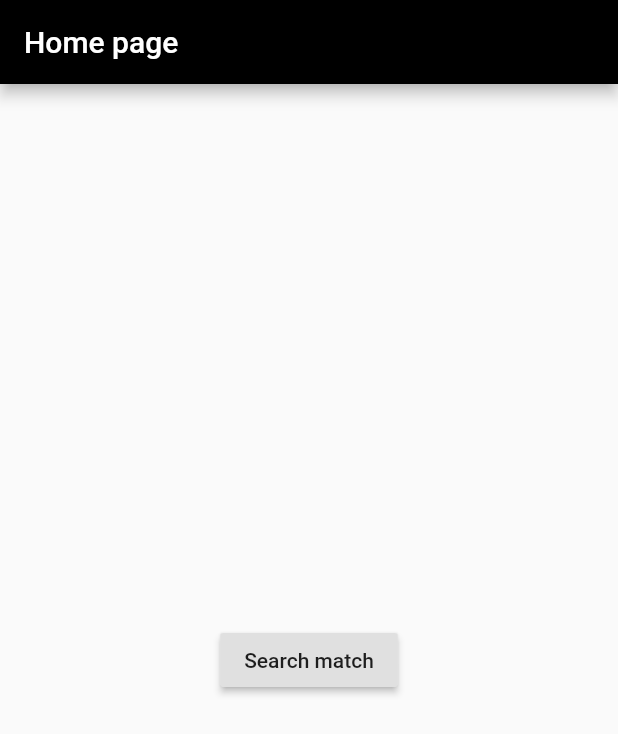
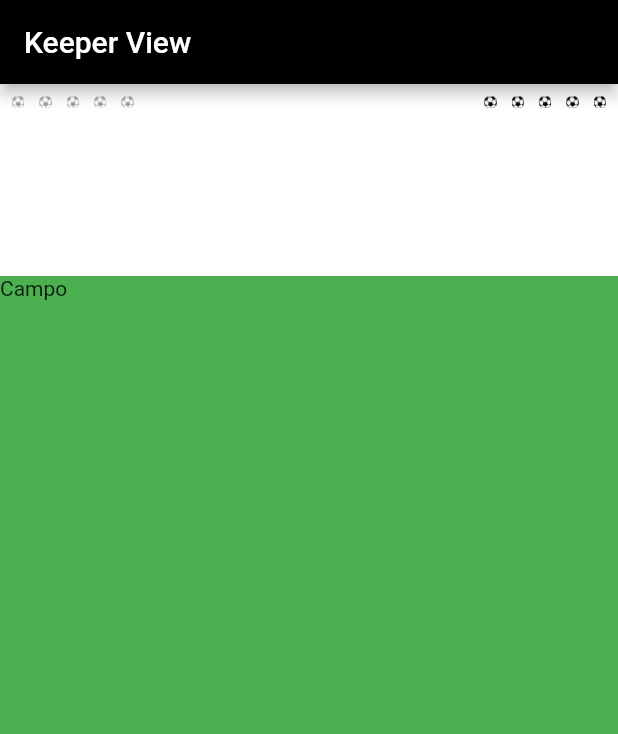
Before and after one commit to plucenio/FlutterPocs, a Flutter app: the screen it shows after launch, on a phone screen of 412 x 824 dp. Shown: the top 734 px of the screen. Run offline on Flutter 3.47's test engine with Material 2 defaults, Android fonts, the phone set to English and light mode, and no system bars.

Commit message:
Protótipo de tela de jogo. Alterações visuais.

```diff
--- a/eight_bit_penalty/lib/main.dart
+++ b/eight_bit_penalty/lib/main.dart
@@ -1,3 +1,4 @@
+import 'package:eight_bit_penalty/pages/match/keeper_match_page.dart';
 import 'package:flutter/material.dart';
 
 import 'pages/splash/splash_page.dart';
@@ -11,12 +12,12 @@ class MyApp extends StatelessWidget {
   @override
   Widget build(BuildContext context) {
     return MaterialApp(
-      title: 'Flutter Demo',
-      theme: ThemeData(
-          primarySwatch: Colors.blue,
-          visualDensity: VisualDensity.adaptivePlatformDensity,
-          appBarTheme: AppBarTheme(color: Colors.black)),
-      home: SplashPage(),
-    );
+        title: 'Flutter Demo',
+        theme: ThemeData(
+            primarySwatch: Colors.blue,
+            visualDensity: VisualDensity.adaptivePlatformDensity,
+            appBarTheme: AppBarTheme(color: Colors.black)),
+        //home: SplashPage(),
+        home: KeeperMatchPage());
   }
 }
--- a/eight_bit_penalty/lib/pages/match/finding_match_page.dart
+++ b/eight_bit_penalty/lib/pages/match/finding_match_page.dart
@@ -29,7 +29,15 @@ class _FindingMatchPageState extends State<FindingMatchPage> {
   @override
   Widget build(BuildContext context) {
     return MyScaffold(
-      body: Text('Searching an opponent'),
+      body: Center(
+        child: Column(
+          mainAxisAlignment: MainAxisAlignment.center,
+          children: [
+            CircularProgressIndicator(),
+            Text('Searching an opponent'),
+          ],
+        ),
+      ),
     );
   }
 }
--- a/eight_bit_penalty/lib/pages/match/found_opponent_page.dart
+++ b/eight_bit_penalty/lib/pages/match/found_opponent_page.dart
@@ -1,6 +1,8 @@
 import 'package:flutter/material.dart';
 
 import '../../widgets/my_scaffold.dart';
+import 'keeper_match_page.dart';
+import 'kicker_match_page.dart';
 
 class FoundOpponentPage extends StatefulWidget {
   FoundOpponentPage({Key key}) : super(key: key);
@@ -13,7 +15,34 @@ class _FoundOpponentPageState extends State<FoundOpponentPage> {
   @override
   Widget build(BuildContext context) {
     return MyScaffold(
-      body: Text('Oponente encontrado'),
+      body: Center(
+        child: Column(
+          mainAxisAlignment: MainAxisAlignment.center,
+          children: [
+            Text('Oponente encontrado'),
+            RaisedButton(
+              child: Text('Kicker'),
+              onPressed: () {
+                Navigator.push(
+                    context,
+                    MaterialPageRoute(
+                      builder: (context) => KickerMatchPage(),
+                    ));
+              },
+            ),
+            RaisedButton(
+              child: Text('Keeper'),
+              onPressed: () {
+                Navigator.push(
+                    context,
+                    MaterialPageRoute(
+                      builder: (context) => KeeperMatchPage(),
+                    ));
+              },
+            )
+          ],
+        ),
+      ),
     );
   }
 }
--- a/eight_bit_penalty/lib/pages/match/keeper_match_page.dart
+++ b/eight_bit_penalty/lib/pages/match/keeper_match_page.dart
@@ -13,7 +13,120 @@ class _KeeperMatchPageState extends State<KeeperMatchPage> {
   @override
   Widget build(BuildContext context) {
     return MyScaffold(
-      body: Text('Keeper'),
-    );
+        appBar: AppBar(
+          title: Text('Keeper View'),
+        ),
+        body: Column(
+          children: [
+            Expanded(
+              flex: 1,
+              child: Container(
+                width: double.infinity,
+                color: Colors.white,
+                child: Row(
+                  mainAxisAlignment: MainAxisAlignment.spaceBetween,
+                  crossAxisAlignment: CrossAxisAlignment.start,
+                  children: [
+                    Padding(
+                      padding: const EdgeInsets.all(8.0),
+                      child: Row(
+                        mainAxisAlignment: MainAxisAlignment.start,
+                        crossAxisAlignment: CrossAxisAlignment.start,
+                        children: [
+                          Image.asset(
+                            'assets/images/ball.png',
+                            color: Colors.grey,
+                            width: MediaQuery.of(context).size.width * 0.02,
+                          ),
+                          SizedBox(
+                            width: 10,
+                          ),
+                          Image.asset(
+                            'assets/images/ball.png',
+                            color: Colors.grey,
+                            width: MediaQuery.of(context).size.width * 0.02,
+                          ),
+                          SizedBox(
+                            width: 10,
+                          ),
+                          Image.asset(
+                            'assets/images/ball.png',
+                            color: Colors.grey,
+                            width: MediaQuery.of(context).size.width * 0.02,
+                          ),
+                          SizedBox(
+                            width: 10,
+                          ),
+                          Image.asset(
+                            'assets/images/ball.png',
+                            color: Colors.grey,
+                            width: MediaQuery.of(context).size.width * 0.02,
+                          ),
+                          SizedBox(
+                            width: 10,
+                          ),
+                          Image.asset(
+                            'assets/images/ball.png',
+                            color: Colors.grey,
+                            width: MediaQuery.of(context).size.width * 0.02,
+                          ),
+                        ],
+                      ),
+                    ),
+                    Padding(
+                      padding: const EdgeInsets.all(8.0),
+                      child: Row(
+                        mainAxisAlignment: MainAxisAlignment.end,
+                        crossAxisAlignment: CrossAxisAlignment.start,
+                        children: [
+                          Image.asset(
+                            'assets/images/ball.png',
+                            width: MediaQuery.of(context).size.width * 0.02,
+                          ),
+                          SizedBox(
+                            width: 10,
+                          ),
+                          Image.asset(
+                            'assets/images/ball.png',
+                            width: MediaQuery.of(context).size.width * 0.02,
+                          ),
+                          SizedBox(
+                            width: 10,
+                          ),
+                          Image.asset(
+                            'assets/images/ball.png',
+                            width: MediaQuery.of(context).size.width * 0.02,
+                          ),
+                          SizedBox(
+                            width: 10,
+                          ),
+                          Image.asset(
+                            'assets/images/ball.png',
+                            width: MediaQuery.of(context).size.width * 0.02,
+                          ),
+                          SizedBox(
+                            width: 10,
+                          ),
+                          Image.asset(
+                            'assets/images/ball.png',
+                            width: MediaQuery.of(context).size.width * 0.02,
+                          ),
+                        ],
+                      ),
+                    ),
+                  ],
+                ),
+              ),
+            ),
+            Expanded(
+              flex: 5,
+              child: Container(
+                width: double.infinity,
+                color: Colors.green,
+                child: Text('Campo'),
+              ),
+            ),
+          ],
+        ));
   }
 }
--- a/eight_bit_penalty/lib/pages/splash/splash_page.dart
+++ b/eight_bit_penalty/lib/pages/splash/splash_page.dart
@@ -29,7 +29,7 @@ class _SplashPageState extends State<SplashPage> {
   @override
   Widget build(BuildContext context) {
     return MyScaffold(
-      body: Text('Splash'),
+      body: Center(child: Text('Splash')),
     );
   }
 }
--- a/eight_bit_penalty/pubspec.yaml
+++ b/eight_bit_penalty/pubspec.yaml
@@ -47,9 +47,9 @@ flutter:
   uses-material-design: true
 
   # To add assets to your application, add an assets section, like this:
-  # assets:
-  #   - images/a_dot_burr.jpeg
-  #   - images/a_dot_ham.jpeg
+  assets:
+    - assets/images/
+
 
   # An image asset can refer to one or more resolution-specific "variants", see
   # https://flutter.dev/assets-and-images/#resolution-aware.
```
Also changed, not shown: eight_bit_penalty/assets/images/ball.png (added).
